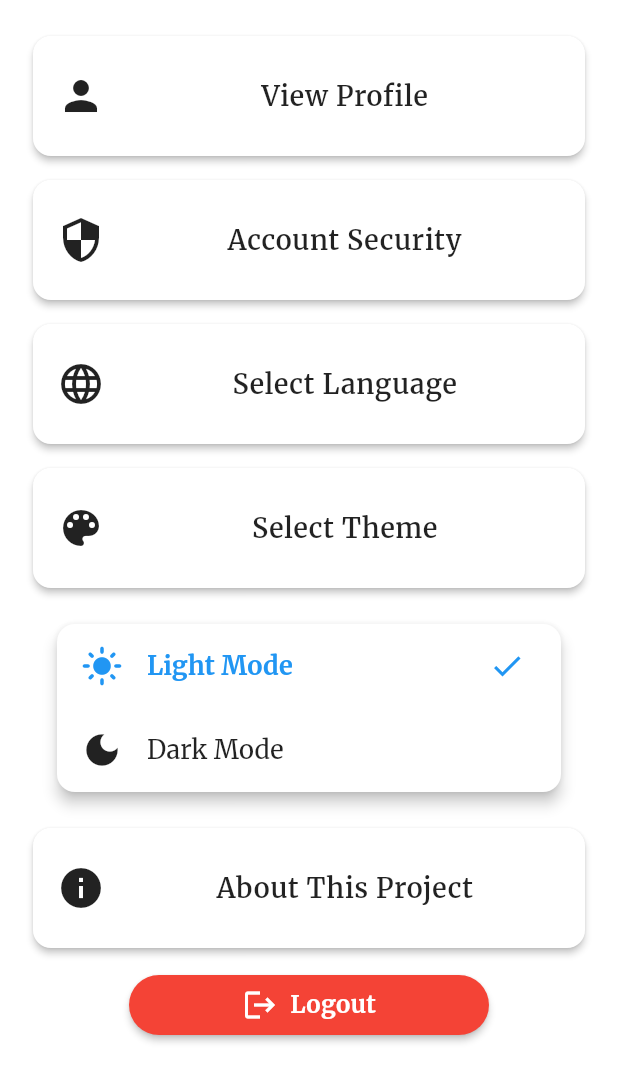
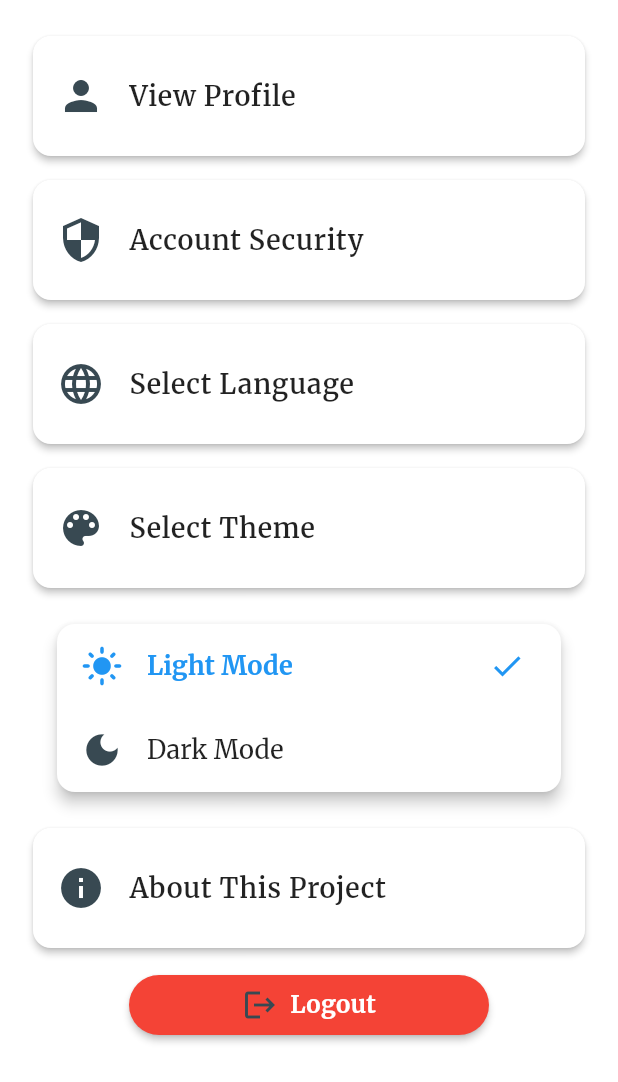
Before and after one commit to Rishav8989/stories, a Flutter app: the AccountPage screen opened directly, after a tap on "Select Theme", on a phone screen of 412 x 824 dp. Shown: the top 1082 px of the screen. Run offline on Flutter 3.47's test engine with Material 3 defaults, Android fonts, the phone set to English and light mode, and no system bars; our stand-ins replace get, google_fonts, pocketbase, shared_preferences; accounts and stored records are empty; network calls fail.

Commit message:
theme bug

```diff
--- a/lib/screens/home screen/account_page.dart
+++ b/lib/screens/home screen/account_page.dart
@@ -7,6 +7,7 @@ import 'package:stories/utils/translation/locale_controller.dart';
 import 'package:stories/utils/theme/theme_controller.dart';
 import 'package:stories/utils/translation/translation_service.dart';
 import 'package:stories/widgets/logout_button.dart';
+import 'package:stories/widgets/view_profile_widget.dart';
 
 class AccountPage extends StatelessWidget {
   const AccountPage({Key? key}) : super(key: key);
@@ -27,78 +28,33 @@ class AccountPage extends StatelessWidget {
             padding: const EdgeInsets.all(16.0),
             children: [
               _buildListTile(
+                context: context,
                 icon: Icons.person,
                 text: 'View Profile'.tr,
                 onTap: () {
-                  // Navigate to profile page
+                  Get.to(() => const ProfileLandingPage());
                 },
               ),
               _buildListTile(
+                context: context,
                 icon: Icons.security,
                 text: 'Account Security'.tr,
-                onTap: () {
-                  // Navigate to account security page
-                },
+                onTap: () {},
               ),
               _buildListTile(
+                context: context,
                 icon: Icons.language,
                 text: 'Select Language'.tr,
-                onTap: () {
-                  Get.to(() => const LanguageSelectionPage());
-                },
+                onTap: () => Get.to(() => const LanguageSelectionPage()),
               ),
               _buildThemeSelection(context, themeController, showThemeOptions),
               _buildListTile(
+                context: context,
                 icon: Icons.info,
                 text: 'About This Project'.tr,
-                onTap: () {
-                  // Navigate to about page
-                },
+                onTap: () {},
               ),
-              // Modified logout button
-              Center(
-                child: SizedBox(
-                  width: maxWidth * 0.6, // 60% of max width
-                  child: Card(
-                    color: Colors.red,
-                    margin: const EdgeInsets.symmetric(vertical: 10.0),
-                    elevation: 2.0,
-                    shape: RoundedRectangleBorder(
-                      borderRadius: BorderRadius.circular(20.0),
-                    ),
-                    child: InkWell(
-                      onTap: () => LogoutService.performLogout(authController),
-                      borderRadius: BorderRadius.circular(20.0),
-                      child: Container(
-                        padding: const EdgeInsets.symmetric(
-                          vertical: 8.0,
-                          horizontal: 16.0,
-                        ),
-                        child: Row(
-                          mainAxisSize: MainAxisSize.min,
-                          mainAxisAlignment: MainAxisAlignment.center,
-                          children: [
-                            const Icon(
-                              Icons.logout,
-                              color: Colors.white,
-                              size: 24, // Increased icon size
-                            ),
-                            const SizedBox(width: 8),
-                            Text(
-                              textAlign: TextAlign.center,
-                              'Logout'.tr,
-                              style: TextStyle( // Use the theme's text style
-                                color: Colors.white,
-                                fontWeight: FontWeight.bold,
-                              ),
-                            ),
-                          ],
-                        ),
-                      ),
-                    ),
-                  ),
-                ),
-              ),
+              _buildLogoutButton(context, authController),
             ],
           ),
         ),
@@ -107,6 +63,7 @@ class AccountPage extends StatelessWidget {
   }
 
   Widget _buildListTile({
+    required BuildContext context,
     required IconData icon,
     required String text,
     required Function() onTap,
@@ -114,17 +71,15 @@ class AccountPage extends StatelessWidget {
     return Card(
       margin: const EdgeInsets.symmetric(vertical: 8.0),
       elevation: 2.0,
-      shape: RoundedRectangleBorder(
-        borderRadius: BorderRadius.circular(12.0),
-      ),
+      shape: RoundedRectangleBorder(borderRadius: BorderRadius.circular(12.0)),
       child: ListTile(
         contentPadding:
             const EdgeInsets.symmetric(horizontal: 16.0, vertical: 12.0),
-        leading: Icon(icon, size: 32), // Increased icon size
+        leading: Icon(icon, size: 32, color: Theme.of(context).iconTheme.color),
         title: Text(
           text,
-          textAlign: TextAlign.center,
-          style: Get.textTheme.bodyLarge, // Use the theme's text style
+          textAlign: TextAlign.start,
+          style: Theme.of(context).textTheme.bodyLarge,
         ),
         onTap: onTap,
       ),
@@ -139,6 +94,7 @@ class AccountPage extends StatelessWidget {
     return Column(
       children: [
         _buildListTile(
+          context: context,
           icon: Icons.color_lens,
           text: 'Select Theme'.tr,
           onTap: () async {
@@ -162,6 +118,7 @@ class AccountPage extends StatelessWidget {
                       mainAxisSize: MainAxisSize.min,
                       children: [
                         _buildThemeOption(
+                          context: context,
                           icon: Icons.light_mode,
                           text: 'Light Mode',
                           isSelected:
@@ -172,6 +129,7 @@ class AccountPage extends StatelessWidget {
                           },
                         ),
                         _buildThemeOption(
+                          context: context,
                           icon: Icons.dark_mode,
                           text: 'Dark Mode',
                           isSelected:
@@ -192,24 +150,72 @@ class AccountPage extends StatelessWidget {
   }
 
   Widget _buildThemeOption({
+    required BuildContext context,
     required IconData icon,
     required String text,
     required bool isSelected,
     required Function() onTap,
   }) {
     return ListTile(
-      leading: Icon(icon, color: isSelected ? Colors.blue : null, size: 28,), // Increased icon size
+      leading: Icon(icon,
+          color: isSelected ? Colors.blue : Theme.of(context).iconTheme.color,
+          size: 28),
       title: Text(
         text,
-        style: Get.textTheme.labelLarge?.copyWith(
+        style: Theme.of(context).textTheme.labelLarge?.copyWith(
           fontWeight: isSelected ? FontWeight.bold : FontWeight.normal,
-          color: isSelected ? Colors.blue : null,
+          color: isSelected ? Colors.blue : Theme.of(context).textTheme.bodyLarge?.color,
         ),
       ),
       onTap: onTap,
       trailing: isSelected
-          ? const Icon(Icons.check, color: Colors.blue, size: 24,) // Increased icon size
+          ? const Icon(Icons.check, color: Colors.blue, size: 24)
           : const SizedBox.shrink(),
     );
   }
+
+  Widget _buildLogoutButton(BuildContext context, AuthController authController) {
+    return Center(
+      child: SizedBox(
+        width: 240,
+        child: Card(
+          color: Colors.red,
+          margin: const EdgeInsets.symmetric(vertical: 10.0),
+          elevation: 2.0,
+          shape: RoundedRectangleBorder(
+            borderRadius: BorderRadius.circular(20.0),
+          ),
+          child: InkWell(
+            onTap: () => LogoutService.performLogout(authController),
+            borderRadius: BorderRadius.circular(20.0),
+            child: Container(
+              padding: const EdgeInsets.symmetric(
+                vertical: 8.0,
+                horizontal: 16.0,
+              ),
+              child: Row(
+                mainAxisSize: MainAxisSize.min,
+                mainAxisAlignment: MainAxisAlignment.center,
+                children: [
+                  Icon(
+                    Icons.logout,
+                    color: Theme.of(context).iconTheme.color,
+                    size: 24,
+                  ),
+                  const SizedBox(width: 8),
+                  Text(
+                    'Logout'.tr,
+                    style: TextStyle(
+                      color: Colors.white,
+                      fontWeight: FontWeight.bold,
+                    ),
+                  ),
+                ],
+              ),
+            ),
+          ),
+        ),
+      ),
+    );
+  }
 }
```
Also changed, not shown: lib/widgets/view_profile_widget.dart (added, +132 -0 lines).
